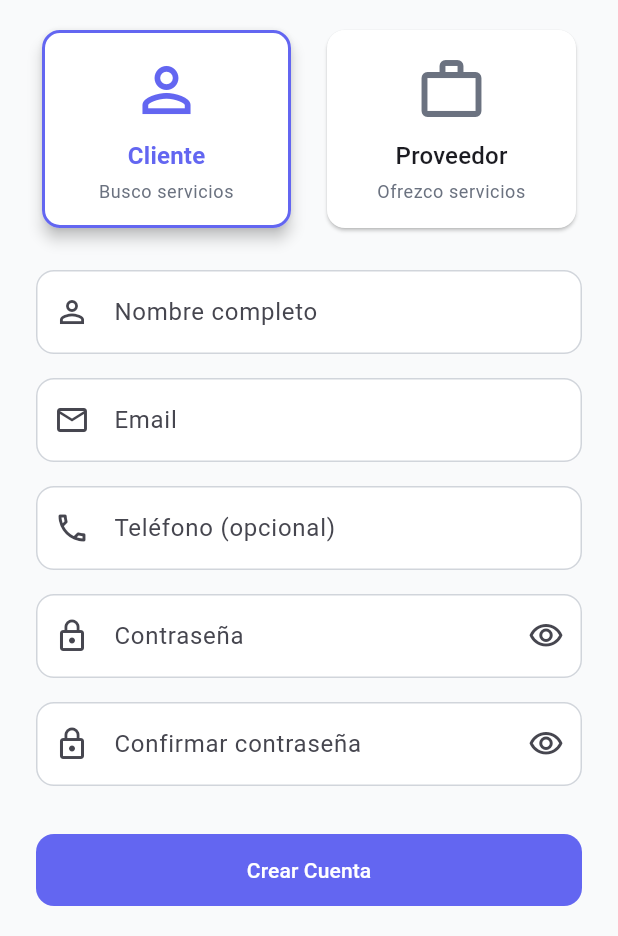
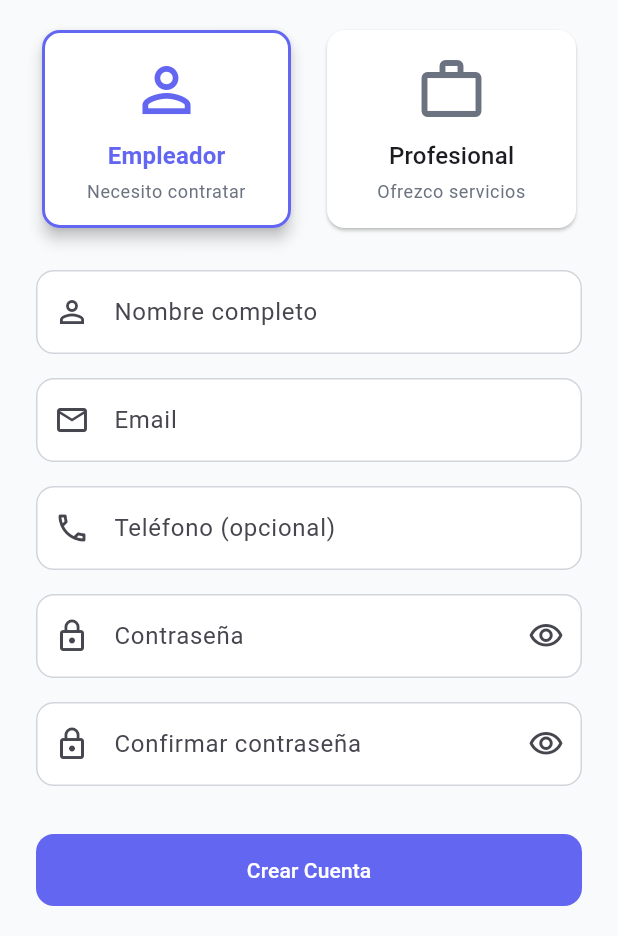
Before and after one commit to jsanxez/recurseo, a Flutter app: the screen it shows after launch, after a tap on "Iniciar Sesión", after a tap on "Crear Cuenta Nueva", on a phone screen of 412 x 824 dp, the part 300-1236 px from its top. Run offline on Flutter 3.47's test engine with Material 3 defaults, Android fonts, the phone set to English and light mode, and no system bars; our stand-ins replace dio, equatable, flutter_riverpod, go_router, shared_preferences, timeago.

Commit message:
feat: Update terminology from 'cliente' to 'empleador' and 'proveedor' to 'profesional' across various screens, enhancing clarity in user roles

```diff
--- a/lib/features/auth/presentation/screens/register_screen.dart
+++ b/lib/features/auth/presentation/screens/register_screen.dart
@@ -126,8 +126,8 @@ class _RegisterScreenState extends ConsumerState<RegisterScreen> {
                   children: [
                     Expanded(
                       child: _UserTypeCard(
-                        title: 'Cliente',
-                        description: 'Busco servicios',
+                        title: 'Empleador',
+                        description: 'Necesito contratar',
                         icon: Icons.person_outline,
                         isSelected: _selectedUserType == UserType.client,
                         onTap: isLoading
@@ -142,7 +142,7 @@ class _RegisterScreenState extends ConsumerState<RegisterScreen> {
                     const SizedBox(width: AppSizes.paddingMd),
                     Expanded(
                       child: _UserTypeCard(
-                        title: 'Proveedor',
+                        title: 'Profesional',
                         description: 'Ofrezco servicios',
                         icon: Icons.work_outline,
                         isSelected: _selectedUserType == UserType.provider,
--- a/lib/features/auth/presentation/screens/splash_screen.dart
+++ b/lib/features/auth/presentation/screens/splash_screen.dart
@@ -62,7 +62,7 @@ class _SplashScreenState extends ConsumerState<SplashScreen> {
             ),
             const SizedBox(height: 8),
             Text(
-              'Conectamos profesionales con clientes',
+              'Conectamos profesionales con empleadores',
               style: Theme.of(context).textTheme.bodyMedium?.copyWith(
                     color: Colors.white.withValues(alpha: 0.9),
                   ),
--- a/lib/features/jobs/presentation/screens/create_professional_profile_screen.dart
+++ b/lib/features/jobs/presentation/screens/create_professional_profile_screen.dart
@@ -324,7 +324,7 @@ class _CreateProfessionalProfileScreenState
               const SizedBox(height: 16),
               SwitchListTile(
                 title: const Text('Buscando trabajo activamente'),
-                subtitle: const Text('Aparecerás en búsquedas de clientes'),
+                subtitle: const Text('Aparecerás en búsquedas de empleadores'),
                 value: _lookingForWork,
                 onChanged: (value) {
                   setState(() {
--- a/lib/features/jobs/presentation/screens/professional_profile_screen.dart
+++ b/lib/features/jobs/presentation/screens/professional_profile_screen.dart
@@ -28,8 +28,8 @@ class ProfessionalProfileScreen extends ConsumerWidget {
             IconButton(
               icon: const Icon(Icons.edit),
               onPressed: () {
-                // TODO: Navegar a pantalla de edición
-                context.push('/profile/professional/edit');
+                // Navegar a pantalla de edición pasando el perfil existente
+                context.push('/profile/professional/edit', extra: state.profile);
               },
               tooltip: 'Editar perfil',
             ),
--- a/lib/features/jobs/presentation/screens/send_proposal_screen.dart
+++ b/lib/features/jobs/presentation/screens/send_proposal_screen.dart
@@ -380,7 +380,7 @@ class _SendProposalScreenState extends ConsumerState<SendProposalScreen> {
         ),
         title: const Text('¡Propuesta Enviada!'),
         content: const Text(
-          'Tu propuesta ha sido enviada exitosamente. El cliente la revisará y te contactará si está interesado.',
+          'Tu propuesta ha sido enviada exitosamente. El empleador la revisará y te contactará si está interesado.',
         ),
         actions: [
           TextButton(
--- a/lib/features/profile/presentation/screens/edit_profile_screen.dart
+++ b/lib/features/profile/presentation/screens/edit_profile_screen.dart
@@ -147,7 +147,7 @@ class _EditProfileScreenState extends ConsumerState<EditProfileScreen> {
                   ),
                   title: const Text('Tipo de cuenta'),
                   subtitle: Text(
-                    user?.userType.name == 'provider' ? 'Proveedor' : 'Cliente',
+                    user?.userType.name == 'provider' ? 'Profesional' : 'Empleador',
                   ),
                   trailing: const Icon(Icons.lock_outline, size: 16),
                 ),
--- a/lib/features/profile/presentation/screens/settings_screen.dart
+++ b/lib/features/profile/presentation/screens/settings_screen.dart
@@ -293,7 +293,7 @@ class SettingsScreen extends ConsumerWidget {
             SizedBox(height: AppSizes.paddingMd),
             Text('Versión: 0.1.0'),
             SizedBox(height: AppSizes.paddingSm),
-            Text('Conectamos profesionales con clientes'),
+            Text('Conectamos profesionales con empleadores'),
           ],
         ),
         actions: [
```
Also changed, not shown: lib/core/config/router_config.dart (+5 -2 lines).
